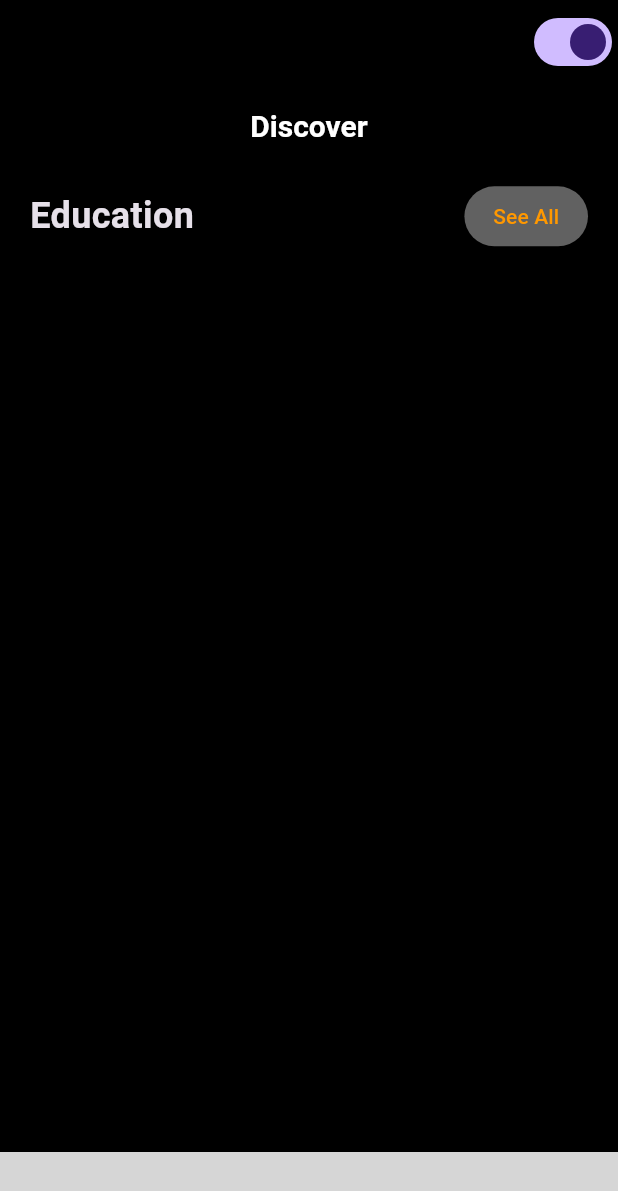
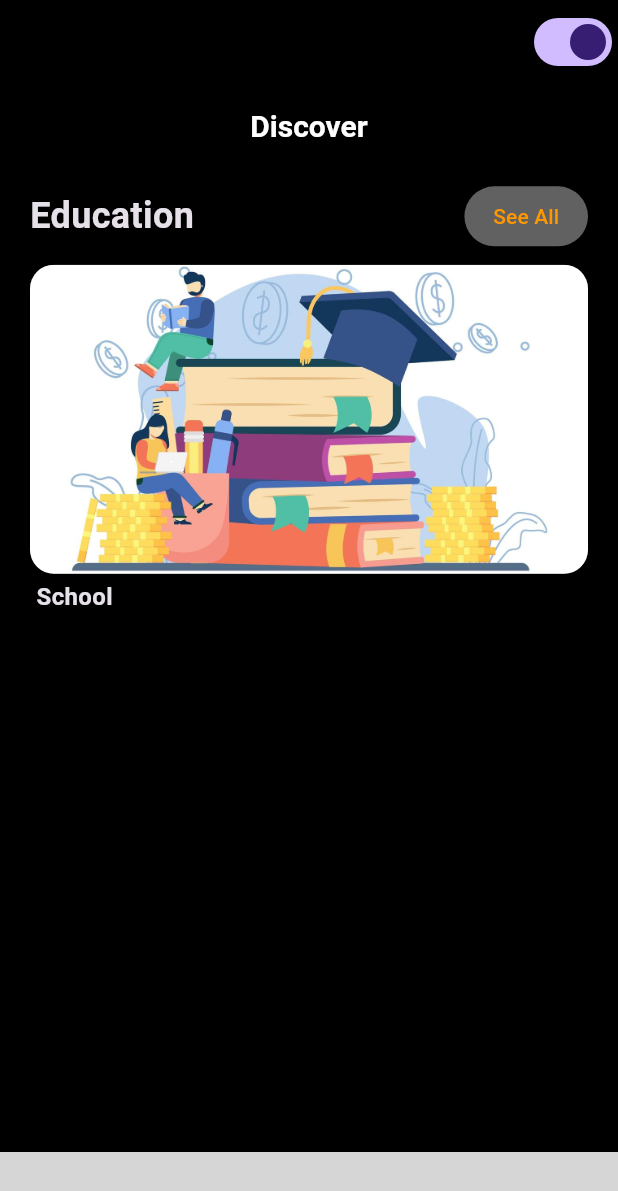
Before and after one commit to Ahmedmansor/learning_spanish, a Flutter app: the screen it shows after launch, on a phone screen of 412 x 824 dp. Shown: the top 1191 px of the screen. Run offline on Flutter 3.47's test engine with Material 3 defaults, Android fonts, the phone set to English and light mode, and no system bars; our stand-ins replace bloc, flutter_bloc, fluttertoast, page_transition; missing offline and left inert: molten_navigationbar_flutter, translator; grey boxes are pictures that could not be loaded.

Commit message:
Add education items to discover screen and update project assets
- Added EducationItemModel to represent education items in the discover screen
- Updated the discover screen to display the education items
- Added new images for the education items
- Updated the project's pubspec.yaml file to include the new image assets.

```diff
--- /dev/null
+++ b/lib/cubits/discover/cubit/discover_state.dart
@@ -0,0 +1,6 @@
+part of 'discover_cubit.dart';
+
+@immutable
+sealed class DiscoverState {}
+
+final class DiscoverInitial extends DiscoverState {}
--- a/lib/views/discover/discover_screen.dart
+++ b/lib/views/discover/discover_screen.dart
@@ -1,4 +1,5 @@
 import 'package:flutter/material.dart';
+import 'package:flutter/widgets.dart';
 import 'package:learning_spanish/core/widgets/custom_button.dart';
 
 import '../../core/utils/app_settings.dart';
@@ -38,7 +39,30 @@ class HomeScreen extends StatelessWidget {
                     textColor: secondColor,
                     onTap: () {},
                     color: Colors.grey[700],
-                    )),
+                  ),
+                ),
+              ],
+            ),
+            AppSettings.heightSpace(amountHeight: .01),
+            Column(
+              crossAxisAlignment: CrossAxisAlignment.start,
+              children: [
+                Container(
+                  decoration: BoxDecoration(
+                    color: Colors.grey[700],
+                    borderRadius: BorderRadius.circular(16),
+                    image: const DecorationImage(
+                        image: AssetImage('assets/images/image1.jpg'),
+                        fit: BoxFit.cover),
+                  ),
+                  width: AppSettings.width,
+                  height: AppSettings.height * .25,
+                ),
+                AppSettings.heightSpace(amountHeight: .005),
+                const Text(
+                  ' School',
+                  style: TextStyle(fontSize: 16, fontWeight: FontWeight.bold),
+                )
               ],
             ),
           ]),
--- a/pubspec.yaml
+++ b/pubspec.yaml
@@ -23,3 +23,5 @@ dev_dependencies:
 
 flutter:
   uses-material-design: true
+  assets:
+    - assets/images/
```
Also changed, not shown: lib/cubits/discover/cubit/discover_cubit.dart (added, +26 -0 lines), lib/views/discover/data/models/education_item_model.dart (added, +65 -0 lines), assets/images/image1.jpg (added), assets/images/image2.jpg (added), assets/images/image3.jpg (added). Lines whose indentation alone changed are shown as unchanged.
